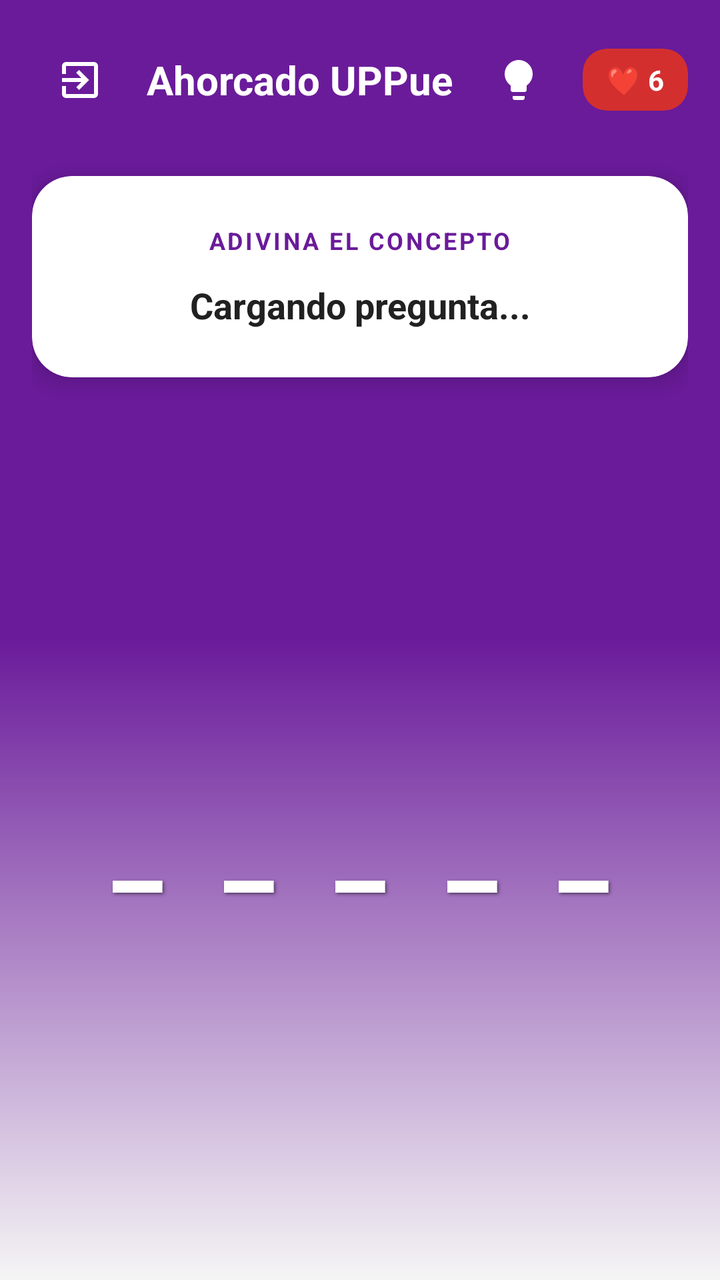
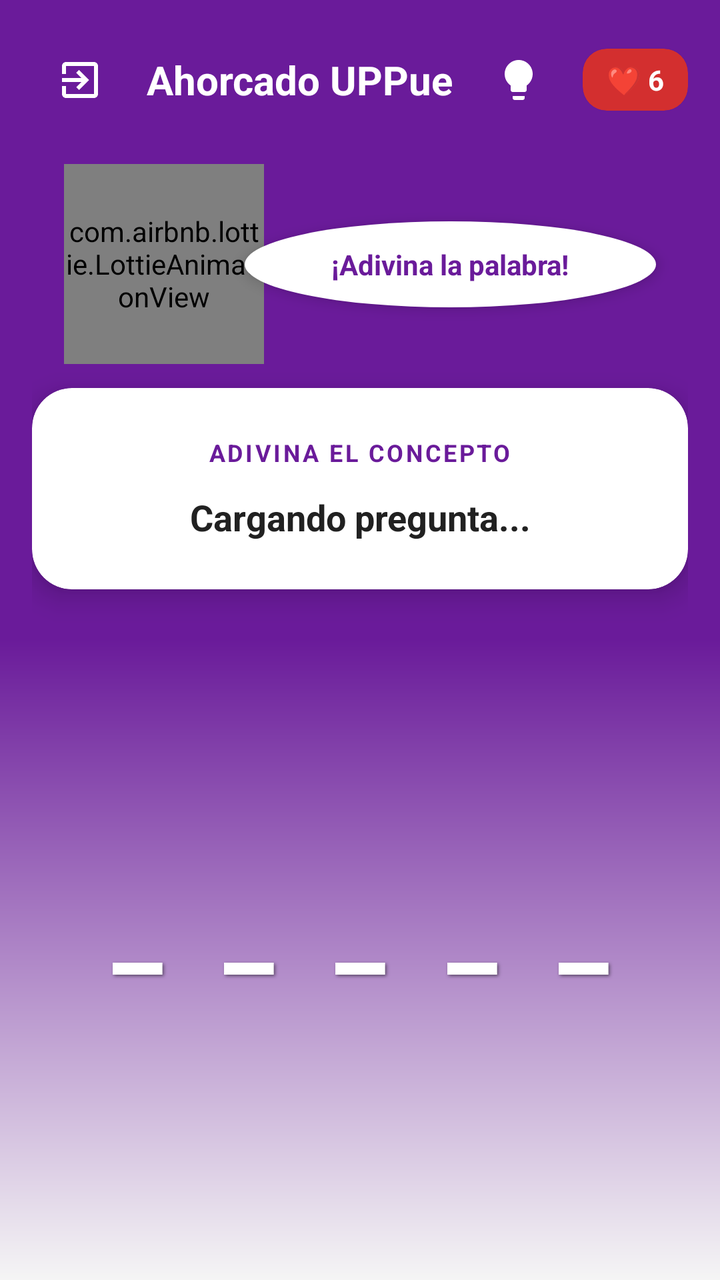

The first picture is an Android layout as it rendered before a commit; the second is the same layout after the commit. The layout source and the unified diff follow.
<!-- AndroidManifest.xml: activity theme Theme.ReglamentoUpp -->
<!-- res/layout/activity_hangman.xml -->
<?xml version="1.0" encoding="utf-8"?>
<androidx.constraintlayout.widget.ConstraintLayout xmlns:android="http://schemas.android.com/apk/res/android"
    xmlns:app="http://schemas.android.com/apk/res-auto"
    xmlns:tools="http://schemas.android.com/tools"
    android:layout_width="match_parent"
    android:layout_height="match_parent"
    android:background="@drawable/game_background"
    android:padding="16dp"
    tools:context=".HangmanActivity">

    <LinearLayout
        android:id="@+id/headerLayout"
        android:layout_width="match_parent"
        android:layout_height="wrap_content"
        android:orientation="horizontal"
        android:gravity="center_vertical"
        app:layout_constraintTop_toTopOf="parent">

        <ImageButton
            android:id="@+id/btnBack"
            android:layout_width="48dp"
            android:layout_height="48dp"
            android:background="?attr/selectableItemBackgroundBorderless"
            android:src="@drawable/ic_logout"
            app:tint="@color/white"
            android:contentDescription="Volver" />

        <TextView
            android:layout_width="0dp"
            android:layout_height="wrap_content"
            android:layout_weight="1"
            android:text="Ahorcado UPPue"
            android:textAlignment="center"
            android:textColor="@color/white"
            android:textSize="20sp"
            android:textStyle="bold" />

        <ImageButton
            android:id="@+id/btnHelp"
            android:layout_width="48dp"
            android:layout_height="48dp"
            android:layout_marginEnd="8dp"
            android:background="?attr/selectableItemBackgroundBorderless"
            android:src="@drawable/ic_foco"
            app:tint="@color/white"
            android:contentDescription="Instrucciones" />

        <com.google.android.material.card.MaterialCardView
            android:layout_width="wrap_content"
            android:layout_height="wrap_content"
            app:cardCornerRadius="12dp"
            app:cardBackgroundColor="#D32F2F">
            <TextView
                android:id="@+id/tvHangmanLives"
                android:layout_width="wrap_content"
                android:layout_height="wrap_content"
                android:paddingHorizontal="12dp"
                android:paddingVertical="6dp"
                android:text="❤️ 6"
                android:textColor="@color/white"
                android:textStyle="bold" />
        </com.google.android.material.card.MaterialCardView>
    </LinearLayout>

    <com.google.android.material.card.MaterialCardView
        android:id="@+id/cardQuestion"
        android:layout_width="match_parent"
        android:layout_height="wrap_content"
        android:layout_marginTop="24dp"
        app:cardCornerRadius="20dp"
        app:cardElevation="8dp"
        app:cardBackgroundColor="@color/white"
        app:layout_constraintTop_toBottomOf="@id/headerLayout">

        <LinearLayout
            android:layout_width="match_parent"
            android:layout_height="wrap_content"
            android:orientation="vertical"
            android:padding="24dp">

            <TextView
                android:layout_width="wrap_content"
                android:layout_height="wrap_content"
                android:text="ADIVINA EL CONCEPTO"
                android:textSize="12sp"
                android:letterSpacing="0.1"
                android:textColor="@color/upp_primary"
                android:textStyle="bold"
                android:layout_gravity="center"/>

            <TextView
                android:id="@+id/tvQuestion"
                android:layout_width="match_parent"
                android:layout_height="wrap_content"
                android:layout_marginTop="12dp"
                android:text="Cargando pregunta..."
                android:textAlignment="center"
                android:textColor="@color/text_primary"
                android:textSize="18sp"
                android:textStyle="bold"
                android:lineSpacingExtra="4dp"/>
        </LinearLayout>
    </com.google.android.material.card.MaterialCardView>

    <TextView
        android:id="@+id/tvHangmanWord"
        android:layout_width="match_parent"
        android:layout_height="wrap_content"
        android:layout_marginTop="40dp"
        android:gravity="center"
        android:text="_ _ _ _ _"
        android:textColor="@color/white"
        android:textSize="56sp"
        android:textStyle="bold"
        android:letterSpacing="0.15"
        android:shadowColor="#80000000"
        android:shadowDx="2"
        android:shadowDy="2"
        android:shadowRadius="4"
        app:layout_constraintTop_toBottomOf="@id/cardQuestion"
        app:layout_constraintBottom_toTopOf="@id/layoutTeclado"/>

    <LinearLayout
        android:id="@+id/layoutTeclado"
        android:layout_width="match_parent"
        android:layout_height="wrap_content"
        android:layout_marginBottom="16dp"
        android:orientation="vertical"
        android:gravity="center_horizontal"
        app:layout_constraintBottom_toBottomOf="parent"
        app:layout_constraintEnd_toEndOf="parent"
        app:layout_constraintStart_toStartOf="parent">
    </LinearLayout>

    <TextView
        android:id="@+id/tvHangmanTitle"
        android:layout_width="0dp"
        android:layout_height="0dp"
        android:visibility="gone"
        app:layout_constraintTop_toTopOf="parent"
        app:layout_constraintStart_toStartOf="parent"/>
    <Button
        android:id="@+id/btnHangmanHint"
        android:layout_width="0dp"
        android:layout_height="0dp"
        android:visibility="gone"
        app:layout_constraintTop_toTopOf="parent"
        app:layout_constraintStart_toStartOf="parent"/>
    <TextView
        android:id="@+id/tvHangmanHint"
        android:layout_width="0dp"
        android:layout_height="0dp"
        android:visibility="gone"
        app:layout_constraintTop_toTopOf="parent"
        app:layout_constraintStart_toStartOf="parent"/>

</androidx.constraintlayout.widget.ConstraintLayout>
<!-- resources referenced by this layout -->
<resources>
  <color name="text_primary">#212121</color>
  <color name="upp_primary">#6A1B9A</color>
  <color name="white">#FFFFFFFF</color>
  <!-- drawable game_background (drawable) -->
  <?xml version="1.0" encoding="utf-8"?>
  <shape xmlns:android="http://schemas.android.com/apk/res/android">
      <gradient
          android:angle="270"
          android:startColor="@color/gradient_start"
          android:centerColor="@color/upp_primary"
          android:endColor="@color/app_bg"
          android:endY="0.7"
          android:type="linear" />
  </shape>
  <!-- drawable ic_foco (drawable) -->
  <vector xmlns:android="http://schemas.android.com/apk/res/android"
      android:width="24dp"
      android:height="24dp"
      android:viewportWidth="24"
      android:viewportHeight="24">
      <path
          android:fillColor="#FFFFFF"
          android:pathData="M9,21c0,0.55 0.45,1 1,1h4c0.55,0 1,-0.45 1,-1v-1H9V21zM12,2C8.14,2 5,5.14 5,9c0,2.38 1.19,4.47 3,5.74V17c0,0.55 0.45,1 1,1h6c0.55,0 1,-0.45 1,-1v-2.26c1.81,-1.27 3,-3.36 3,-5.74C19,5.14 15.86,2 12,2z"/>
  </vector>
  <!-- drawable ic_logout (drawable) -->
  <vector xmlns:android="http://schemas.android.com/apk/res/android"
      android:width="24dp"
      android:height="24dp"
      android:viewportWidth="24"
      android:viewportHeight="24"
      android:tint="#FFFFFF">
      <path
          android:fillColor="@android:color/white"
          android:pathData="M10.09,15.59L11.5,17l5,-5 -5,-5 -1.41,1.41L12.67,11H3v2h9.67l-2.58,2.59zM19,3H5c-1.11,0 -2,0.9 -2,2v4h2V5h14v14H5v-4H3v4c0,1.1 0.89,2 2,2h14c1.1,0 2,-0.9 2,-2V5c0,-1.1 -0.9,-2 -2,-2z"/>
  </vector>
  <style name="Theme.ReglamentoUpp" parent="Theme.MaterialComponents.DayNight.NoActionBar">
          <item name="colorPrimary">@color/upp_primary</item>
          <item name="colorPrimaryVariant">@color/upp_primary_dark</item>
          <item name="colorOnPrimary">@color/white</item>
          <item name="colorSecondary">@color/upp_accent</item>
          <item name="colorSecondaryVariant">@color/upp_secondary</item>
          <item name="colorOnSecondary">@color/white</item>
  
          <item name="shapeAppearanceSmallComponent">@style/ShapeAppearance.App.SmallComponent</item>
          <item name="shapeAppearanceMediumComponent">@style/ShapeAppearance.App.MediumComponent</item>
          <item name="shapeAppearanceLargeComponent">@style/ShapeAppearance.App.LargeComponent</item>
  
          <item name="textInputStyle">@style/Widget.MaterialComponents.TextInputLayout.OutlinedBox.Rounded</item>
      </style>
  <color name="gradient_start">#6A1B9A</color>
  <color name="app_bg">#F5F5F5</color>
  <color name="upp_primary_dark">#4A148C</color>
  <color name="upp_accent">#AB47BC</color>
  <color name="upp_secondary">#8E24AA</color>
  <style name="ShapeAppearance.App.SmallComponent" parent="ShapeAppearance.MaterialComponents.SmallComponent">
          <item name="cornerFamily">rounded</item>
          <item name="cornerSize">50%</item> </style>
  <style name="ShapeAppearance.App.MediumComponent" parent="ShapeAppearance.MaterialComponents.MediumComponent">
          <item name="cornerFamily">rounded</item>
          <item name="cornerSize">28dp</item> </style>
  <style name="ShapeAppearance.App.LargeComponent" parent="ShapeAppearance.MaterialComponents.LargeComponent">
          <item name="cornerFamily">rounded</item>
          <item name="cornerSize">36dp</item> </style>
  <style name="Widget.MaterialComponents.TextInputLayout.OutlinedBox.Rounded" parent="Widget.MaterialComponents.TextInputLayout.OutlinedBox">
          <item name="boxCornerRadiusTopStart">24dp</item>
          <item name="boxCornerRadiusTopEnd">24dp</item>
          <item name="boxCornerRadiusBottomStart">24dp</item>
          <item name="boxCornerRadiusBottomEnd">24dp</item>
      </style>
</resources>

<!-- the commit's change to res/layout/activity_hangman.xml (unified diff, before → after) -->
@@ -62,15 +62,55 @@
         </com.google.android.material.card.MaterialCardView>
     </LinearLayout>
 
+    <androidx.constraintlayout.widget.ConstraintLayout
+        android:id="@+id/layoutCharacter"
+        android:layout_width="match_parent"
+        android:layout_height="110dp"
+        android:layout_marginTop="8dp"
+        app:layout_constraintTop_toBottomOf="@+id/headerLayout"
+        app:layout_constraintBottom_toTopOf="@+id/cardQuestion">
+
+        <com.airbnb.lottie.LottieAnimationView
+            android:id="@+id/lottieCharacter"
+            android:layout_width="100dp"
+            android:layout_height="100dp"
+            app:lottie_rawRes="@raw/buho_1"
+            app:lottie_autoPlay="true"
+            app:lottie_loop="true"
+            app:layout_constraintBottom_toBottomOf="parent"
+            app:layout_constraintStart_toStartOf="parent"
+            android:layout_marginStart="16dp"/>
+
+        <TextView
+            android:id="@+id/tvSpeechBubble"
+            android:layout_width="0dp"
+            android:layout_height="wrap_content"
+            android:background="@drawable/white_circle_bg"
+            android:backgroundTint="#FFFFFF"
+            android:padding="12dp"
+            android:text="¡Adivina la palabra!"
+            android:textColor="@color/upp_primary"
+            android:textStyle="bold"
+            android:textSize="14sp"
+            android:gravity="center"
+            android:elevation="4dp"
+            app:layout_constraintStart_toEndOf="@id/lottieCharacter"
+            app:layout_constraintEnd_toEndOf="parent"
+            app:layout_constraintTop_toTopOf="@id/lottieCharacter"
+            app:layout_constraintBottom_toBottomOf="@id/lottieCharacter"
+            android:layout_marginEnd="16dp"
+            android:layout_marginStart="-10dp"/>
+    </androidx.constraintlayout.widget.ConstraintLayout>
+
     <com.google.android.material.card.MaterialCardView
         android:id="@+id/cardQuestion"
         android:layout_width="match_parent"
         android:layout_height="wrap_content"
-        android:layout_marginTop="24dp"
+        android:layout_marginTop="12dp"
         app:cardCornerRadius="20dp"
         app:cardElevation="8dp"
         app:cardBackgroundColor="@color/white"
-        app:layout_constraintTop_toBottomOf="@id/headerLayout">
+        app:layout_constraintTop_toBottomOf="@id/layoutCharacter">
 
         <LinearLayout
             android:layout_width="match_parent"
@@ -106,7 +146,7 @@
         android:id="@+id/tvHangmanWord"
         android:layout_width="match_parent"
         android:layout_height="wrap_content"
-        android:layout_marginTop="40dp"
+        android:layout_marginTop="16dp"
         android:gravity="center"
         android:text="_ _ _ _ _"
         android:textColor="@color/white"
<!-- resource entries referenced after the edit -->
@@ -35,6 +35,11 @@
           android:fillColor="@android:color/white"
           android:pathData="M10.09,15.59L11.5,17l5,-5 -5,-5 -1.41,1.41L12.67,11H3v2h9.67l-2.58,2.59zM19,3H5c-1.11,0 -2,0.9 -2,2v4h2V5h14v14H5v-4H3v4c0,1.1 0.89,2 2,2h14c1.1,0 2,-0.9 2,-2V5c0,-1.1 -0.9,-2 -2,-2z"/>
   </vector>
+  <!-- drawable white_circle_bg (drawable) -->
+  <?xml version="1.0" encoding="utf-8"?>
+  <shape xmlns:android="http://schemas.android.com/apk/res/android" android:shape="oval">
+      <solid android:color="@color/white"/>
+  </shape>
   <style name="Theme.ReglamentoUpp" parent="Theme.MaterialComponents.DayNight.NoActionBar">
           <item name="colorPrimary">@color/upp_primary</item>
           <item name="colorPrimaryVariant">@color/upp_primary_dark</item>
